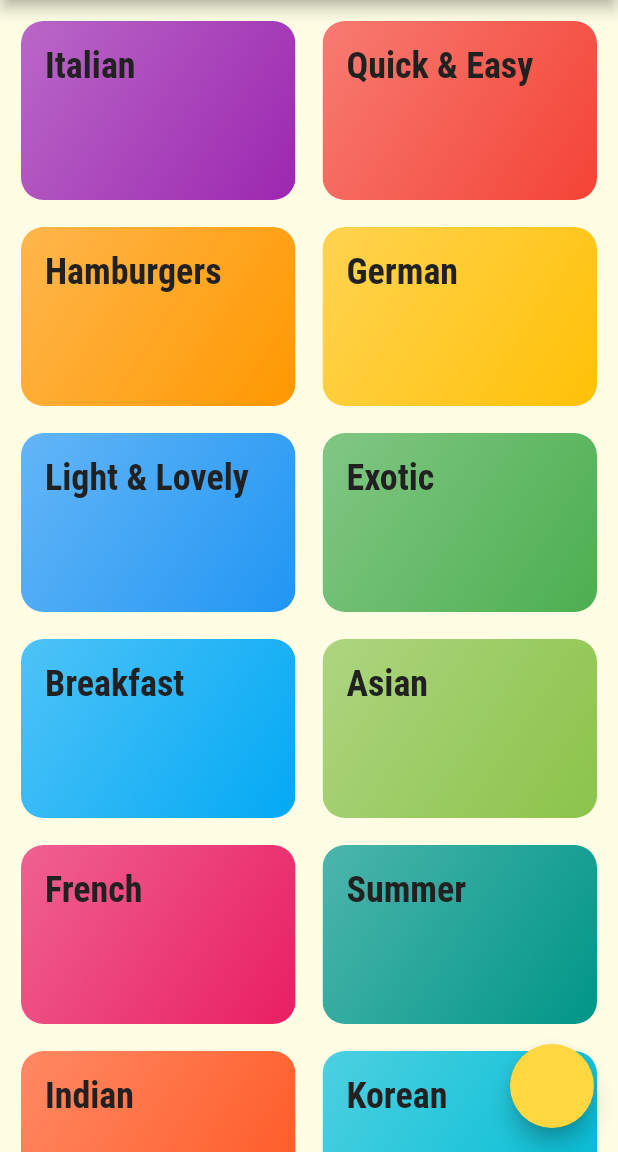
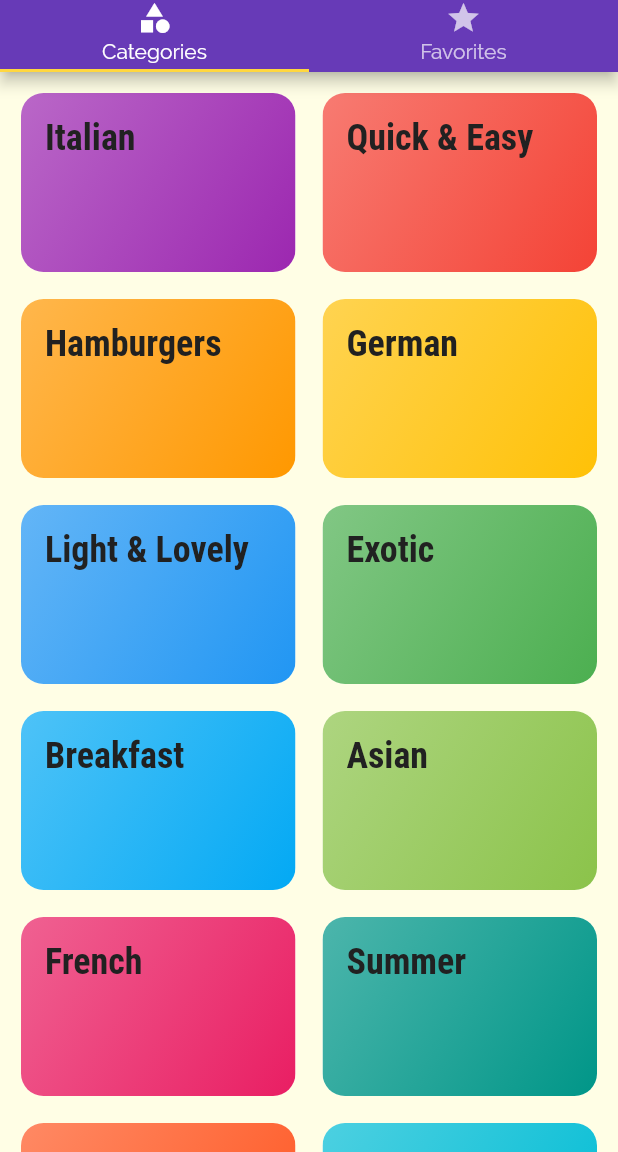
Before and after one commit to abubakrmuhammad/meals_app, a Flutter app: the screen it shows after launch, on a phone screen of 412 x 824 dp, the part 84-1236 px from its top. Run offline on Flutter 3.47's test engine with Material 2 defaults, Android fonts, the phone set to English and light mode, and no system bars.

Commit message:
add navigation tabbar

```diff
--- a/lib/main.dart
+++ b/lib/main.dart
@@ -1,6 +1,6 @@
 import 'package:flutter/material.dart';
 
-import './screens/categories_screen.dart';
+import './screens/tabs_screen.dart';
 import './screens/category_screen.dart';
 import './screens/meal_screen.dart';
 
@@ -35,7 +35,7 @@ class MyApp extends StatelessWidget {
             ),
         scaffoldBackgroundColor: const Color.fromRGBO(255, 254, 229, 1),
       ),
-      home: const CategoriesScreen(),
+      home: const TabsScreen(),
       routes: {
         CategoryScreen.routeName: (ctx) => const CategoryScreen(),
         MealScreen.routeName: (ctx) => const MealScreen(),
--- a/lib/screens/categories_screen.dart
+++ b/lib/screens/categories_screen.dart
@@ -9,11 +9,7 @@ class CategoriesScreen extends StatelessWidget {
 
   @override
   Widget build(BuildContext context) {
-    return Scaffold(
-      appBar: AppBar(
-        title: const Text('Meals App'),
-      ),
-      body: GridView(
+    return GridView(
       padding: const EdgeInsets.all(10),
       gridDelegate: const SliverGridDelegateWithFixedCrossAxisCount(
         crossAxisCount: 2,
@@ -28,8 +24,6 @@ class CategoriesScreen extends StatelessWidget {
                 color: cat.color,
               ))
           .toList(),
-      ),
-      floatingActionButton: FloatingActionButton(onPressed: () {}),
     );
   }
 }
--- /dev/null
+++ b/lib/screens/favorites_screen.dart
@@ -0,0 +1,10 @@
+import 'package:flutter/material.dart';
+
+class FavoritesScreen extends StatelessWidget {
+  const FavoritesScreen({Key? key}) : super(key: key);
+
+  @override
+  Widget build(BuildContext context) {
+    return Center(child: Text('hello!'));
+  }
+}
--- /dev/null
+++ b/lib/screens/tabs_screen.dart
@@ -0,0 +1,62 @@
+import 'package:flutter/material.dart';
+
+import './categories_screen.dart';
+import './favorites_screen.dart';
+
+class TabsScreen extends StatelessWidget {
+  const TabsScreen({Key? key}) : super(key: key);
+
+  @override
+  Widget build(BuildContext context) {
+    return DefaultTabController(
+      length: 2,
+      child: Scaffold(
+        appBar: AppBar(
+          title: const Text('Meals App'),
+          bottom: const TabBar(
+            tabs: [
+              MyTab(
+                icon: Icons.category,
+                text: 'Categories',
+              ),
+              MyTab(
+                icon: Icons.star,
+                text: 'Favorites',
+              ),
+            ],
+          ),
+        ),
+        body: const TabBarView(children: [
+          CategoriesScreen(),
+          FavoritesScreen(),
+        ]),
+      ),
+    );
+  }
+}
+
+class MyTab extends StatelessWidget {
+  final IconData icon;
+  final String text;
+
+  const MyTab({
+    required this.icon,
+    required this.text,
+    Key? key,
+  }) : super(key: key);
+
+  @override
+  Widget build(BuildContext context) {
+    return Tab(
+      child: Column(
+        children: [
+          Icon(icon),
+          const SizedBox(
+            height: 2,
+          ),
+          Text(text),
+        ],
+      ),
+    );
+  }
+}
```
Lines whose indentation alone changed are shown as unchanged.
